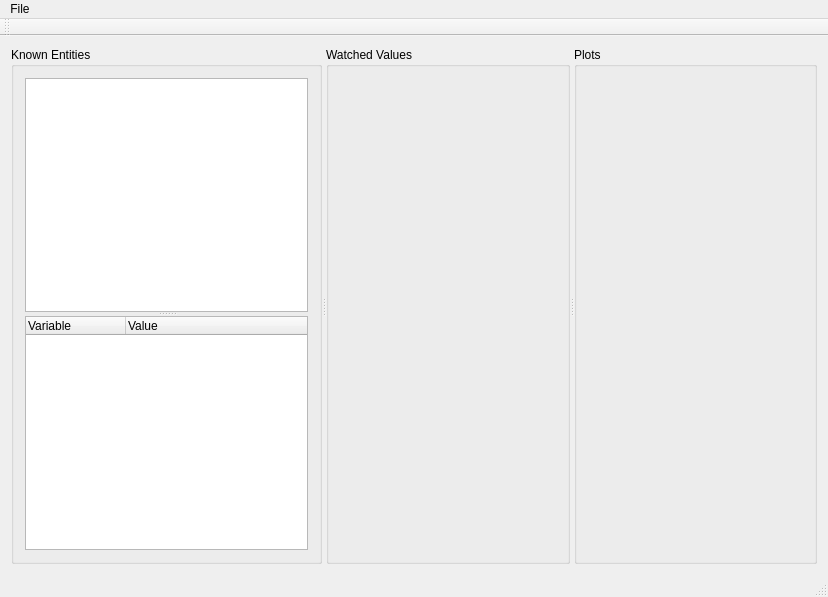
The window that Visualization/MainWindow.ui (apmavs/dis_debugger) describes before a commit, drawn with Qt 5.
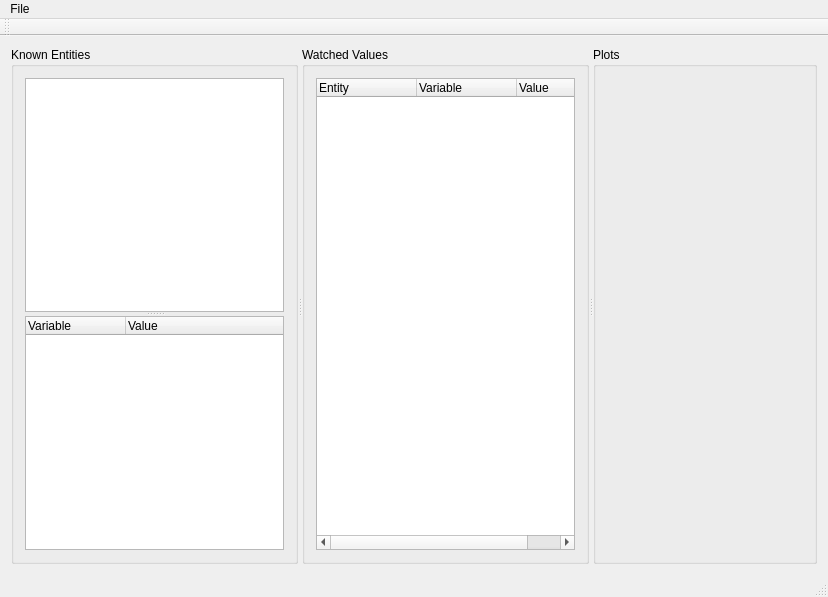
The same window after the commit. Custom widgets are drawn as their Qt base class.

Commit message: Add WatchDatumItem for populating the WatchList. Add WatchList and reimplement dropEvent to populate it form dragged items.

Patch:
```diff
--- a/Visualization/MainWindow.ui
+++ b/Visualization/MainWindow.ui
@@ -112,6 +112,54 @@
        <property name="title">
         <string>Watched Values</string>
        </property>
+       <layout class="QHBoxLayout" name="horizontalLayout_2">
+        <item>
+         <widget class="WatchList" name="WatchView">
+          <property name="acceptDrops">
+           <bool>true</bool>
+          </property>
+          <property name="sizeAdjustPolicy">
+           <enum>QAbstractScrollArea::AdjustToContents</enum>
+          </property>
+          <property name="editTriggers">
+           <set>QAbstractItemView::NoEditTriggers</set>
+          </property>
+          <property name="dragEnabled">
+           <bool>true</bool>
+          </property>
+          <property name="dragDropMode">
+           <enum>QAbstractItemView::DropOnly</enum>
+          </property>
+          <property name="defaultDropAction">
+           <enum>Qt::IgnoreAction</enum>
+          </property>
+          <property name="selectionMode">
+           <enum>QAbstractItemView::SingleSelection</enum>
+          </property>
+          <property name="indentation">
+           <number>10</number>
+          </property>
+          <property name="columnCount">
+           <number>3</number>
+          </property>
+          <column>
+           <property name="text">
+            <string>Entity</string>
+           </property>
+          </column>
+          <column>
+           <property name="text">
+            <string>Variable</string>
+           </property>
+          </column>
+          <column>
+           <property name="text">
+            <string>Value</string>
+           </property>
+          </column>
+         </widget>
+        </item>
+       </layout>
       </widget>
       <widget class="QGroupBox" name="PlotGroupBox">
        <property name="sizePolicy">
@@ -179,6 +227,11 @@
    <extends>QTreeWidget</extends>
    <header>EntityDataList.h</header>
   </customwidget>
+  <customwidget>
+   <class>WatchList</class>
+   <extends>QTreeWidget</extends>
+   <header>WatchList.h</header>
+  </customwidget>
  </customwidgets>
  <resources/>
  <connections>
```
Left out of the diff: 2 changed lines with no effect on the pictures. The commit also changes 6 other files.
